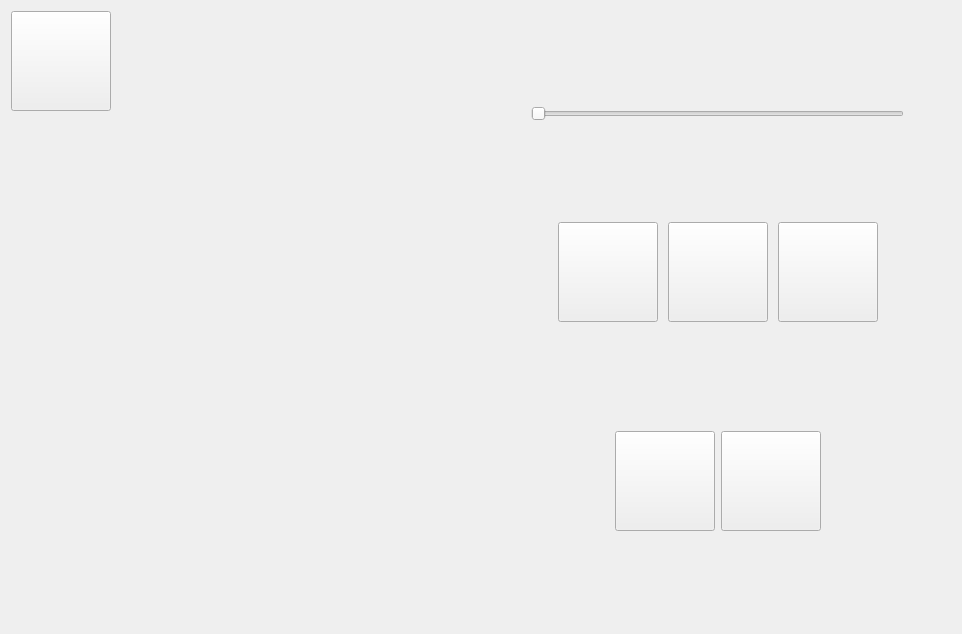
This is src/mainwindow.ui in max22-/loan as Qt 5 draws it before an edit. The edited form follows.
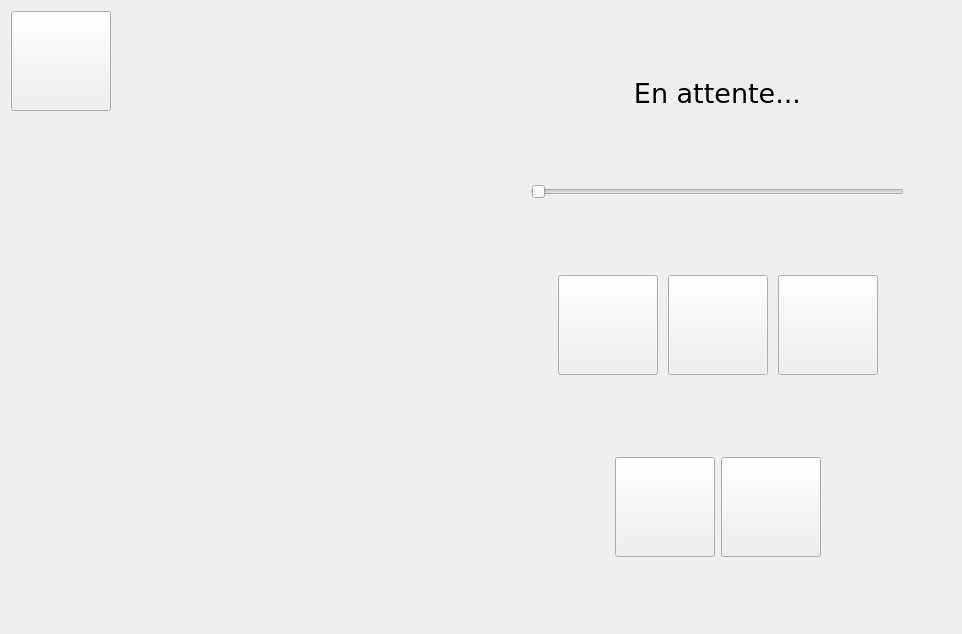
This is the edited form. The open tabs and pages were chosen to show the change. Icons and pictures are not drawn. Custom widgets are drawn as their Qt base class.

Commit message: Affichage d'information sur l'état de l'enregistreur

What changed in the file:
```diff
--- a/src/mainwindow.ui
+++ b/src/mainwindow.ui
@@ -763,6 +763,35 @@
             </property>
            </spacer>
           </item>
+          <item>
+           <widget class="QLabel" name="recorderStateLabel">
+            <property name="font">
+             <font>
+              <family>DejaVu Sans</family>
+              <pointsize>20</pointsize>
+             </font>
+            </property>
+            <property name="text">
+             <string>En attente...</string>
+            </property>
+            <property name="alignment">
+             <set>Qt::AlignCenter</set>
+            </property>
+           </widget>
+          </item>
+          <item>
+           <spacer name="verticalSpacer_16">
+            <property name="orientation">
+             <enum>Qt::Vertical</enum>
+            </property>
+            <property name="sizeHint" stdset="0">
+             <size>
+              <width>20</width>
+              <height>40</height>
+             </size>
+            </property>
+           </spacer>
+          </item>
           <item>
            <layout class="QHBoxLayout" name="horizontalLayout_10" stretch="1,8,1">
             <item>
```
Left out of the diff: 2 changed lines with no effect on the pictures. The commit also changes 1 other file.
